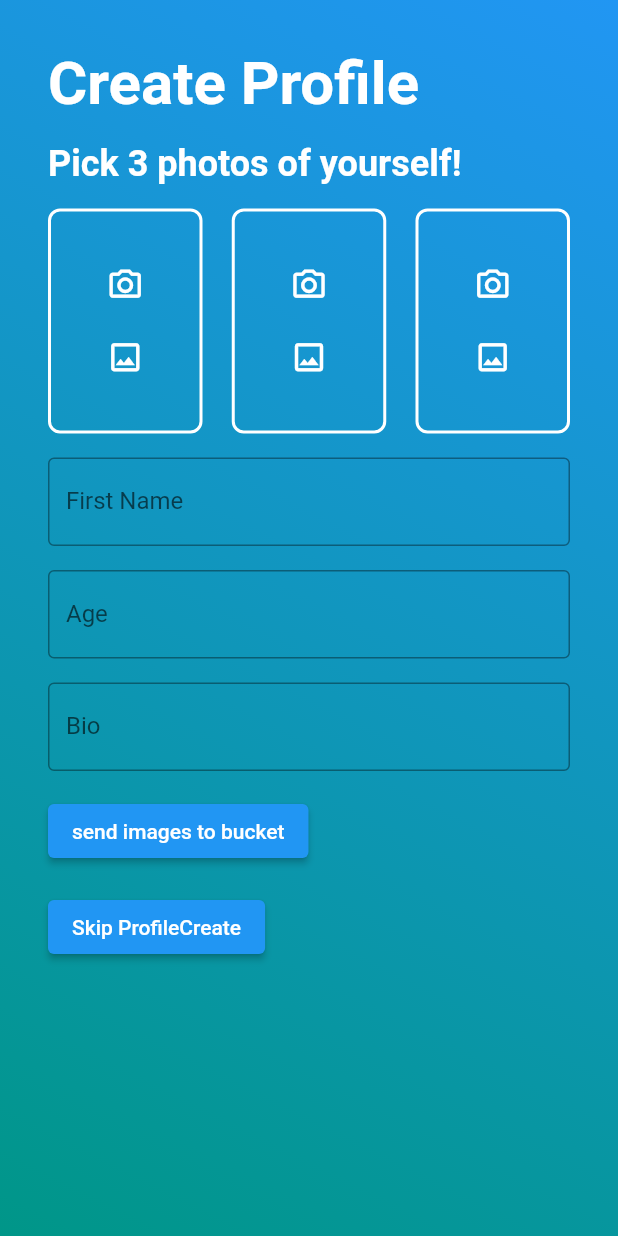
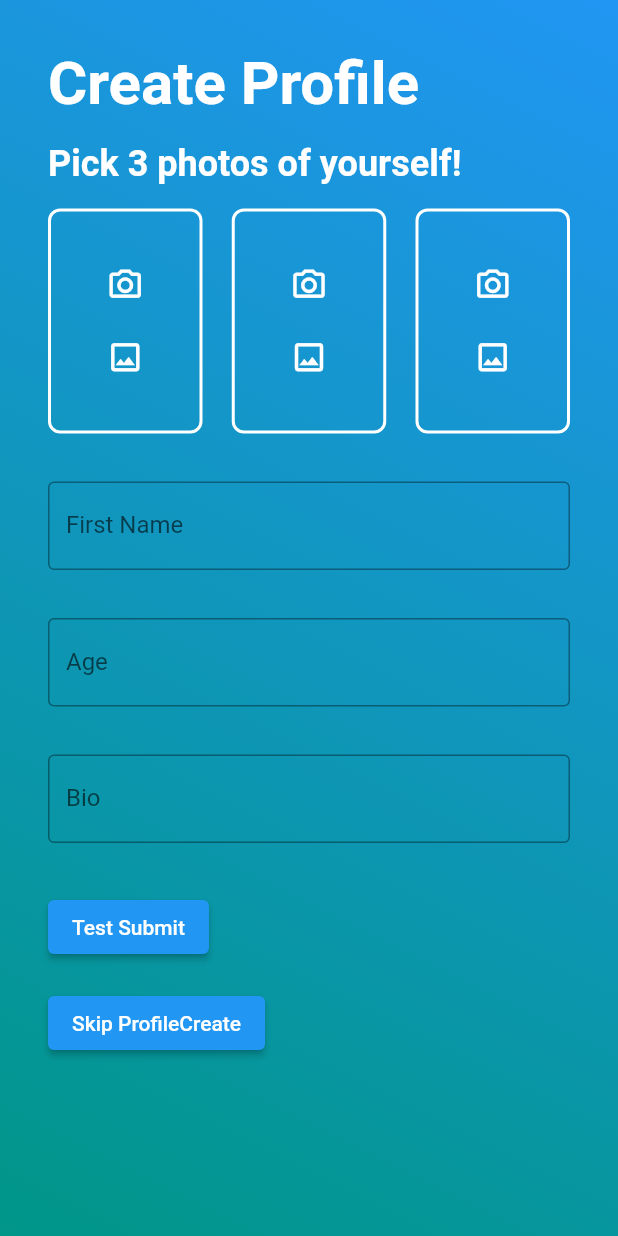
Before and after one commit to mgehrls/nerdyTinderClone, a Flutter app: the ProfileCreateScreen screen opened by its route, on a phone screen of 412 x 824 dp. Run offline on Flutter 3.47's test engine with Material 2 defaults, Android fonts, the phone set to English and light mode, and no system bars; our stand-ins replace cloud_firestore, firebase_auth, firebase_core, firebase_storage, fluttertoast, go_router and 2 more; accounts and stored records are empty.

Commit message:
error handling for new user inputs

```diff
--- a/lib/screens/profile_create_screen.dart
+++ b/lib/screens/profile_create_screen.dart
@@ -1,4 +1,6 @@
 import 'dart:io';
+import 'package:fantascan/models/user_model.dart';
+import 'package:fantascan/providers/app_router.dart';
 import 'package:fantascan/providers/app_state_provider.dart';
 import 'package:firebase_auth/firebase_auth.dart';
 import 'package:firebase_storage/firebase_storage.dart';
@@ -18,12 +20,16 @@ class ProfileCreateScreen extends StatefulWidget {
 }
 
 class _ProfileCreateScreenState extends State<ProfileCreateScreen> {
-  String? name;
-  int? age;
-  String? bio;
+  final nameController = TextEditingController();
+  String? nameError = "";
+  final ageController = TextEditingController();
+  String? ageError = "";
+  final bioController = TextEditingController();
+  String? bioError = "";
   File? image;
   File? image2;
   File? image3;
+  String? imageError = "";
   String? userID = FirebaseAuth.instance.currentUser!.uid;
 
   final storage = FirebaseStorage.instance;
@@ -55,6 +61,7 @@ class _ProfileCreateScreenState extends State<ProfileCreateScreen> {
       child: Scaffold(
         backgroundColor: Colors.transparent,
         body: SafeArea(
+          child: SingleChildScrollView(
             child: Column(
                 mainAxisAlignment: MainAxisAlignment.start,
                 crossAxisAlignment: CrossAxisAlignment.start,
@@ -85,45 +92,57 @@ class _ProfileCreateScreenState extends State<ProfileCreateScreen> {
                       imagePickerWidget(image3, pickImage3)
                     ],
                   ),
-                const SizedBox(height: 16),
-                const TextField(
-                  decoration: InputDecoration(
+                  const SizedBox(height: 8),
+                  Text(
+                    imageError!,
+                    style: const TextStyle(color: Colors.red),
+                  ),
+                  const SizedBox(height: 8),
+                  TextField(
+                    controller: nameController,
+                    decoration: const InputDecoration(
                       border: OutlineInputBorder(),
                       labelText: 'First Name',
                     ),
                   ),
-                const SizedBox(height: 16),
-                const TextField(
-                  decoration: InputDecoration(
+                  const SizedBox(height: 8),
+                  Text(
+                    nameError!,
+                    style: const TextStyle(color: Colors.red),
+                  ),
+                  const SizedBox(height: 8),
+                  TextField(
+                    controller: ageController,
+                    keyboardType: TextInputType.number,
+                    decoration: const InputDecoration(
                       border: OutlineInputBorder(),
                       labelText: 'Age',
                     ),
                   ),
-                const SizedBox(height: 16),
-                const TextField(
-                  decoration: InputDecoration(
+                  const SizedBox(height: 8),
+                  Text(
+                    ageError!,
+                    style: const TextStyle(color: Colors.red),
+                  ),
+                  const SizedBox(height: 8),
+                  TextField(
+                    controller: bioController,
+                    decoration: const InputDecoration(
                       border: OutlineInputBorder(),
                       labelText: 'Bio',
                     ),
                   ),
-                const SizedBox(height: 16),
+                  const SizedBox(height: 8),
+                  Text(
+                    bioError!,
+                    style: const TextStyle(color: Colors.red),
+                  ),
+                  const SizedBox(height: 8),
                   ElevatedButton(
                     onPressed: () {
-                    try {
-                      if (image != null) {
-                        imageOneRef.putFile(image!);
-                      }
-                      if (image2 != null) {
-                        imageTwoRef.putFile(image2!);
-                      }
-                      if (image3 != null) {
-                        imageThreeRef.putFile(image3!);
-                      }
-                    } catch (e) {
-                      print(e);
-                    }
+                      submitNewUser();
                     },
-                  child: const Text('send images to bucket'),
+                    child: const Text('Test Submit'),
                   ),
                   const SizedBox(height: 16),
                   ElevatedButton(
@@ -136,7 +155,52 @@ class _ProfileCreateScreenState extends State<ProfileCreateScreen> {
                 ]),
           ),
         ),
+      ),
     );
+  }
+
+  void submitNewUser() {
+    bool upload1Successful = false;
+    bool upload2Successful = false;
+    bool upload3Successful = false;
+
+    if (checkImage() && checkOtherFields()) {
+      try {
+        imageOneRef.putFile(image!).snapshotEvents.listen((event) {
+          switch (event.state) {
+            case TaskState.success:
+              upload1Successful = true;
+              break;
+            default:
+              break;
+          }
+        });
+        imageTwoRef.putFile(image2!).snapshotEvents.listen((event) {
+          switch (event.state) {
+            case TaskState.success:
+              upload2Successful = true;
+              break;
+            default:
+              break;
+          }
+        });
+        imageThreeRef.putFile(image3!).snapshotEvents.listen((event) {
+          switch (event.state) {
+            case TaskState.success:
+              upload3Successful = true;
+              break;
+            default:
+              break;
+          }
+        });
+      } on FirebaseException catch (e) {
+        print(e);
+      } finally {
+        if (upload1Successful && upload2Successful && upload3Successful) {
+          //todo create user object and add to db here
+        }
+      }
+    }
   }
 
   Widget imagePickerWidget(
@@ -211,4 +275,49 @@ class _ProfileCreateScreenState extends State<ProfileCreateScreen> {
       print('Failed to pick image: $e');
     }
   }
+
+  bool checkOtherFields() {
+    bool name = false;
+    bool age = false;
+    bool bio = false;
+
+    if (nameController.text.trim().isNotEmpty) {
+      name = true;
+    } else {
+      setState(() {
+        nameError = "Please enter your name";
+      });
     }
+    if (ageController.text.trim().isNotEmpty) {
+      age = true;
+    } else {
+      setState(() {
+        ageError = "Please enter your age";
+      });
+    }
+    if (bioController.text.trim().isNotEmpty) {
+      bio = true;
+    } else {
+      setState(() {
+        bioError = "Please enter your bio";
+      });
+    }
+
+    if (name && age && bio) {
+      return true;
+    } else {
+      return false;
+    }
+  }
+
+  bool checkImage() {
+    if (image != null && image2 != null && image3 != null) {
+      return true;
+    } else {
+      setState(() {
+        imageError = "Please select 3 photos";
+      });
+      return false;
+    }
+  }
+}
```
Also changed, not shown: lib/providers/db_provider.dart (+9 -0 lines). Lines whose indentation alone changed are shown as unchanged.
